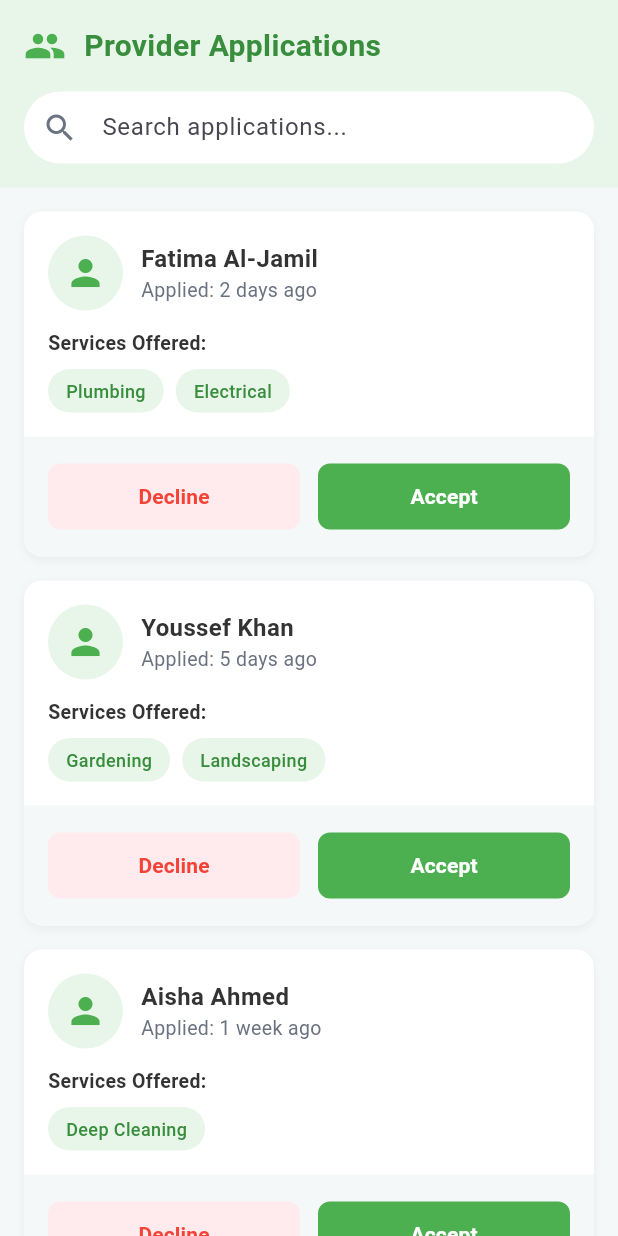
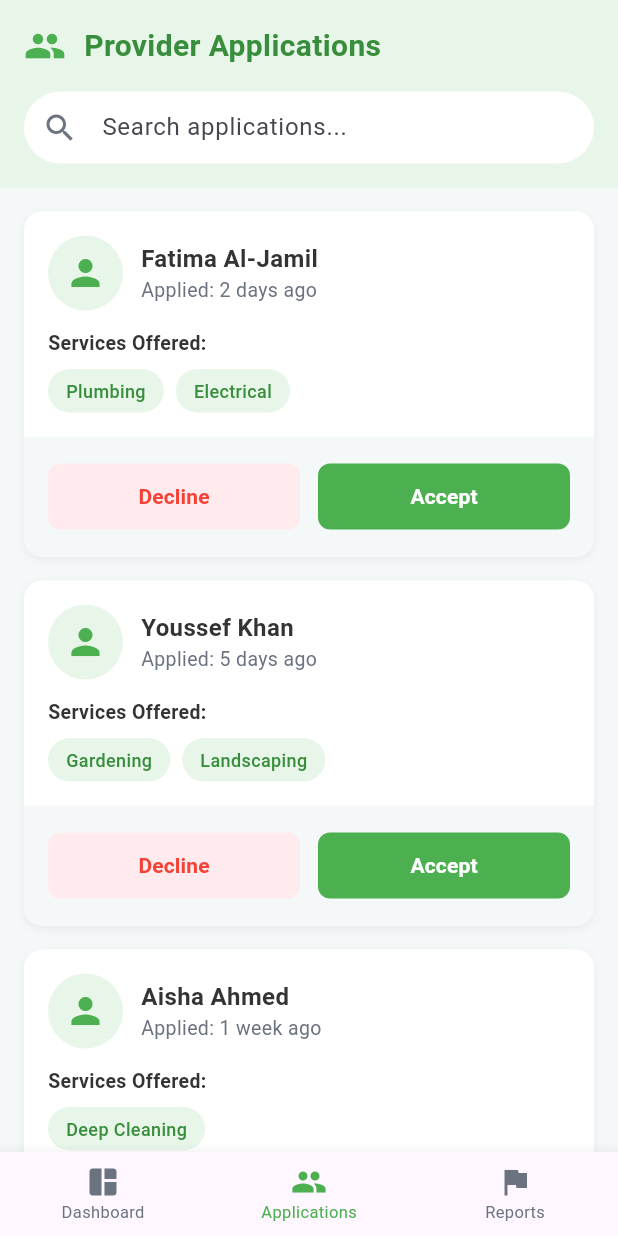
Before and after one commit to ElorabiWassim/raha_app, a Flutter app: the ApplicationsPage screen opened directly, on a phone screen of 412 x 824 dp. Run offline on Flutter 3.47's test engine with Material 3 defaults, Android fonts, the phone set to English and light mode, and no system bars; our stand-ins replace flutter_rating_bar, flutter_svg, google_fonts, lottie; accounts and stored records are empty.

Commit message:
admin_nav

```diff
--- a/lib/pages/applications.dart
+++ b/lib/pages/applications.dart
@@ -1,4 +1,5 @@
 import 'package:flutter/material.dart';
+import '../widgets/bottom_nav_admin.dart';
 
 class ApplicationsPage extends StatefulWidget {
   const ApplicationsPage({super.key});
@@ -110,6 +111,7 @@ class _ApplicationsPageState extends State<ApplicationsPage> {
           ],
         ),
       ),
+      bottomNavigationBar: const Ra7aBottomNav(currentIndex: 1),
     );
   }
 
--- a/lib/pages/dashboard.dart
+++ b/lib/pages/dashboard.dart
@@ -1,4 +1,5 @@
 import 'package:flutter/material.dart';
+import '../widgets/bottom_nav_admin.dart';
 
 class DashboardPage extends StatefulWidget {
   const DashboardPage({super.key});
@@ -221,6 +222,7 @@ class _DashboardPageState extends State<DashboardPage> {
           ),
         ),
       ),
+      bottomNavigationBar: const Ra7aBottomNav(currentIndex: 0),
     );
   }
 
--- a/lib/pages/reports.dart
+++ b/lib/pages/reports.dart
@@ -1,4 +1,5 @@
 import 'package:flutter/material.dart';
+import '../widgets/bottom_nav_admin.dart';
 
 class ReportsPage extends StatefulWidget {
   const ReportsPage({super.key});
@@ -113,6 +114,7 @@ class _ReportsPageState extends State<ReportsPage> {
           ],
         ),
       ),
+      bottomNavigationBar: const Ra7aBottomNav(currentIndex: 2),
     );
   }
 
--- /dev/null
+++ b/lib/widgets/bottom_nav_admin.dart
@@ -0,0 +1,56 @@
+import 'package:flutter/material.dart';
+import '../pages/dashboard.dart';
+import '../pages/applications.dart';
+import '../pages/reports.dart';
+
+class Ra7aBottomNav extends StatelessWidget {
+  final int currentIndex;
+
+  const Ra7aBottomNav({super.key, required this.currentIndex});
+
+  @override
+  Widget build(BuildContext context) {
+    return BottomNavigationBar(
+      currentIndex: currentIndex,
+      onTap: (index) {
+        if (index == currentIndex) return;
+
+        Widget nextPage;
+        switch (index) {
+          case 0:
+            nextPage = const DashboardPage();
+            break;
+          case 1:
+            nextPage = const ApplicationsPage();
+            break;
+          case 2:
+            nextPage = const ReportsPage();
+            break;
+          default:
+            nextPage = const DashboardPage();
+        }
+
+        Navigator.pushReplacement(
+          context,
+          MaterialPageRoute(builder: (context) => nextPage),
+        );
+      },
+      type: BottomNavigationBarType.fixed,
+      selectedItemColor: const Color(0xFF4CAF50),
+      unselectedItemColor: const Color(0xFF6B7280),
+      selectedFontSize: 11,
+      unselectedFontSize: 11,
+      items: const [
+        BottomNavigationBarItem(
+          icon: Icon(Icons.space_dashboard),
+          label: 'Dashboard',
+        ),
+        BottomNavigationBarItem(
+          icon: Icon(Icons.people),
+          label: 'Applications',
+        ),
+        BottomNavigationBarItem(icon: Icon(Icons.flag), label: 'Reports'),
+      ],
+    );
+  }
+}
```
